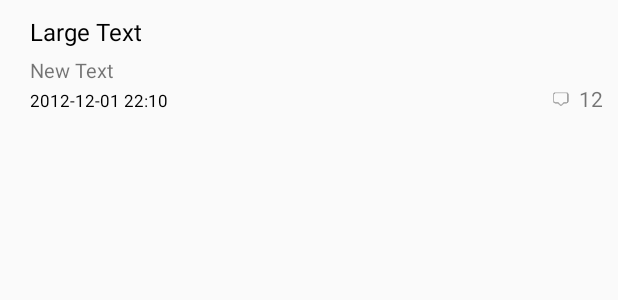
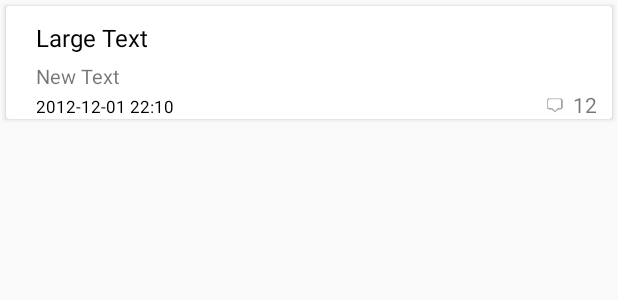
Before and after one commit to purplelightning/osNews, an Android app: the layout item_list_news.xml on its own in the app's theme, with its tools: preview values and no code run, on a phone screen of 412 x 824 dp. Shown: the top 300 px of the screen. Run offline under Robolectric (Android 15) with nearby library versions, the phone set to English and light mode, and no system bars.

Commit message:
item改成卡片式布局

```diff
--- a/app/src/main/java/com/example/wind/osnews/MainActivity.java
+++ b/app/src/main/java/com/example/wind/osnews/MainActivity.java
@@ -115,4 +115,10 @@ public class MainActivity extends AppCompatActivity {
                 .hide(f4)
                 .commit();
     }
+
+//    @Override
+//    protected void onPostCreate(Bundle savedInstanceState) {
+//        super.onPostCreate(savedInstanceState);
+//        mDrawerToggle.syncState();
+//    }
 }
--- a/app/src/main/java/com/example/wind/osnews/fragment/BlogFragment.java
+++ b/app/src/main/java/com/example/wind/osnews/fragment/BlogFragment.java
@@ -77,7 +77,7 @@ public class BlogFragment extends Fragment {
 
         initData();
 
-        mRecyclerView.addItemDecoration(new DividerItemDecoration(getContext(), DividerItemDecoration.VERTICAL));
+//        mRecyclerView.addItemDecoration(new DividerItemDecoration(getContext(), DividerItemDecoration.VERTICAL));
         return view;
     }
 
--- a/app/src/main/java/com/example/wind/osnews/fragment/NewsFragment.java
+++ b/app/src/main/java/com/example/wind/osnews/fragment/NewsFragment.java
@@ -147,8 +147,8 @@ public class NewsFragment extends Fragment {
         //开始请求
         pullToLoadMoreRecyclerView.requestData();
 
-        recyclerView.addItemDecoration(new DividerItemDecoration(getContext(),
-                DividerItemDecoration.VERTICAL));
+//        recyclerView.addItemDecoration(new DividerItemDecoration(getContext(),
+//                DividerItemDecoration.VERTICAL));
 
         return view;
     }
--- a/app/src/main/java/com/example/wind/osnews/fragment/QuestionFragment.java
+++ b/app/src/main/java/com/example/wind/osnews/fragment/QuestionFragment.java
@@ -54,7 +54,7 @@ public class QuestionFragment extends Fragment {
         //开始请求
         pullToLoadMoreRecyclerView.requestData();
 
-        mRecyclerView.addItemDecoration(new DividerItemDecoration(getContext(),DividerItemDecoration.VERTICAL));
+//        mRecyclerView.addItemDecoration(new DividerItemDecoration(getContext(),DividerItemDecoration.VERTICAL));
 
         return view;
     }
--- /dev/null
+++ b/app/src/main/res/drawable/circle.xml
@@ -0,0 +1,4 @@
+<?xml version="1.0" encoding="utf-8"?>
+<shape xmlns:android="http://schemas.android.com/apk/res/android" android:shape="oval">
+    <solid android:color="#448AFF"/>
+</shape>
--- a/app/src/main/res/layout/item_list_news.xml
+++ b/app/src/main/res/layout/item_list_news.xml
@@ -1,8 +1,16 @@
 <?xml version="1.0" encoding="utf-8"?>
-<LinearLayout
+<android.support.v7.widget.CardView
     xmlns:android="http://schemas.android.com/apk/res/android"
     android:layout_width="match_parent"
     android:layout_height="wrap_content"
+    xmlns:card_view="http://schemas.android.com/apk/res-auto"
+    android:layout_margin="4dp"
+    card_view:cardCornerRadius="2dp">
+
+
+    <LinearLayout
+        android:layout_width="match_parent"
+        android:layout_height="match_parent"
         android:layout_marginLeft="20dp"
         android:orientation="vertical">
 
@@ -55,12 +63,13 @@
                 android:id="@+id/iv_info_comment"
                 android:layout_width="wrap_content"
                 android:layout_height="wrap_content"
+                android:layout_centerVertical="true"
                 android:layout_marginRight="5dp"
                 android:layout_toLeftOf="@id/tv_comment_count"
-            android:src="@mipmap/ic_comment"
-            android:layout_centerVertical="true"/>
+                android:src="@mipmap/ic_comment"/>
 
         </RelativeLayout>
 
+    </LinearLayout>
 
-</LinearLayout>
+</android.support.v7.widget.CardView>
--- /dev/null
+++ b/app/src/main/res/values/dimens.xml
@@ -0,0 +1,4 @@
+<resources>
+    <dimen name="cardMarginHorizontal">10dp</dimen>
+    <dimen name="cardMarginVertical">8dp</dimen>
+</resources>
--- a/app/src/main/res/values/styles.xml
+++ b/app/src/main/res/values/styles.xml
@@ -1,12 +1,13 @@
-<resources>
+<resources xmlns:tools="http://schemas.android.com/tools">
 
-    <!-- Base application theme. -->
+     Base application theme.
     <style name="AppTheme" parent="Theme.AppCompat.Light.DarkActionBar">
         <!-- Customize your theme here. -->
         <item name="colorPrimary">@color/colorPrimary</item>
         <item name="colorPrimaryDark">@color/colorPrimaryDark</item>
         <item name="colorAccent">@color/colorAccent</item>
     </style>
+
 
     <style name="MyCustomTabLayout" parent="Widget.Design.TabLayout">
         <item name="tabMaxWidth">200dp</item>
```
Also changed, not shown: app/build.gradle (+8 -3 lines), app/src/main/java/com/example/wind/osnews/fragment/DiscoverFragment.java (+16 -1 lines), app/src/main/java/com/example/wind/osnews/fragment/HomeFragment.java (+7 -5 lines), app/src/main/res/layout/fragment_discover.xml (+6 -5 lines), app/src/main/res/layout/item_list_blog.xml (+9 -1 lines), app/src/main/res/layout/item_list_question.xml (+18 -10 lines), app/src/main/res/drawable/flying.png (added). Lines whose indentation alone changed are shown as unchanged.
